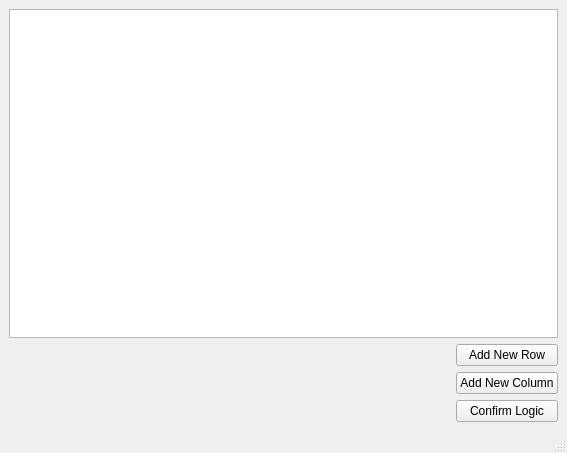
Before: the Qt Designer form NNGuiProgram/NeuralNetGuiProgram/executelogicsetupwindow.ui in ReggieMarr/the-useful-ufg, drawn with Qt 5.
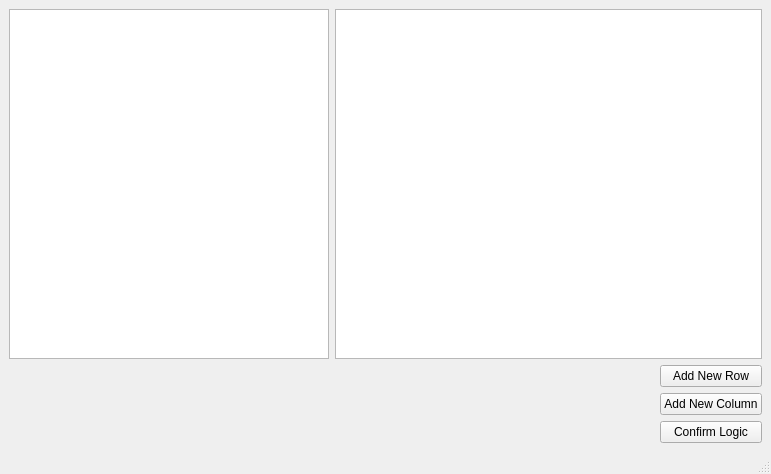
After: the same form once the commit is applied.

Commit message: Trying to implement the dynamic method creation window

What changed in the file:
```diff
--- a/NNGuiProgram/NeuralNetGuiProgram/executelogicsetupwindow.ui
+++ b/NNGuiProgram/NeuralNetGuiProgram/executelogicsetupwindow.ui
@@ -6,8 +6,8 @@
    <rect>
     <x>0</x>
     <y>0</y>
-    <width>567</width>
-    <height>453</height>
+    <width>771</width>
+    <height>474</height>
    </rect>
   </property>
   <property name="windowTitle">
@@ -15,28 +15,28 @@
   </property>
   <widget class="QWidget" name="centralwidget">
    <layout class="QGridLayout" name="gridLayout">
-    <item row="1" column="1">
+    <item row="1" column="2">
      <widget class="QPushButton" name="newRowButton">
       <property name="text">
        <string>Add New Row</string>
       </property>
      </widget>
     </item>
-    <item row="2" column="1">
+    <item row="2" column="2">
      <widget class="QPushButton" name="newColumnButton">
       <property name="text">
        <string>Add New Column</string>
       </property>
      </widget>
     </item>
-    <item row="3" column="1">
+    <item row="3" column="2">
      <widget class="QPushButton" name="confirmLogicButton">
       <property name="text">
        <string>Confirm Logic</string>
       </property>
      </widget>
     </item>
-    <item row="1" column="0">
+    <item row="1" column="1">
      <spacer name="horizontalSpacer">
       <property name="orientation">
        <enum>Qt::Horizontal</enum>
@@ -49,9 +49,12 @@
       </property>
      </spacer>
     </item>
-    <item row="0" column="0" colspan="2">
+    <item row="0" column="1" colspan="2">
      <widget class="QTableWidget" name="logicSetupTableWidget"/>
     </item>
+    <item row="0" column="0">
+     <widget class="QTreeView" name="dynamicObjectTreeView"/>
+    </item>
    </layout>
   </widget>
   <widget class="QMenuBar" name="menubar">
```
Left out of the diff: 2 changed lines with no effect on the pictures. The commit also changes 8 other files.
